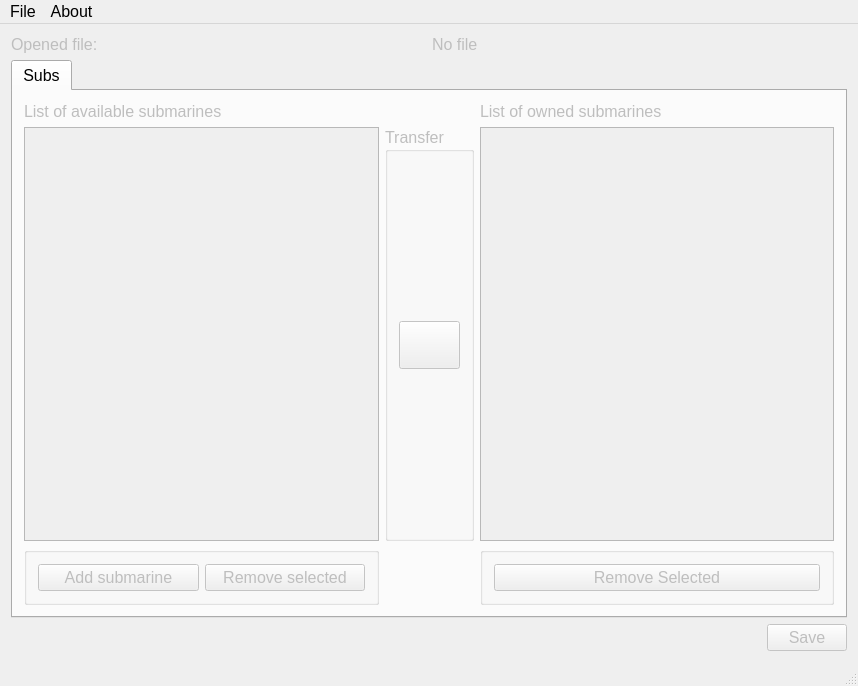
This is mainwindow.ui in StylishTriangles/BarotraumaSaveEditor as Qt 5 draws it before an edit. The edited form follows.
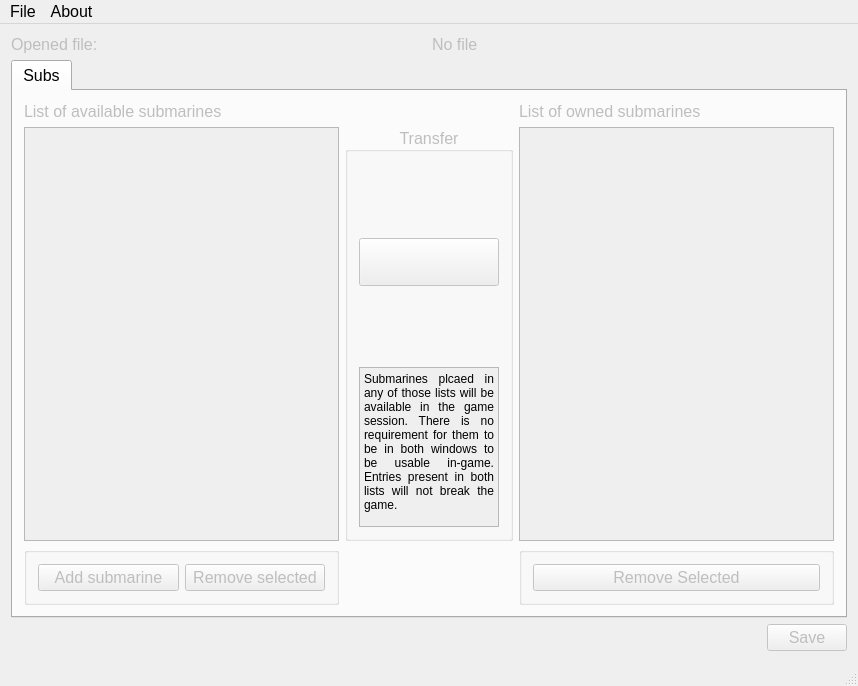
This is the edited form. Icons and pictures are not drawn. Custom widgets are drawn as their Qt base class.

Patch:
```diff
--- a/mainwindow.ui
+++ b/mainwindow.ui
@@ -162,6 +162,9 @@
              <property name="title">
               <string>Transfer</string>
              </property>
+             <property name="alignment">
+              <set>Qt::AlignCenter</set>
+             </property>
              <layout class="QVBoxLayout" name="verticalLayout_3">
               <item>
                <spacer name="verticalSpacer">
@@ -178,9 +181,6 @@
               </item>
               <item>
                <widget class="QPushButton" name="transferSubsButton">
-                <property name="enabled">
-                 <bool>false</bool>
-                </property>
                 <property name="sizePolicy">
                  <sizepolicy hsizetype="Minimum" vsizetype="Minimum">
                   <horstretch>0</horstretch>
@@ -224,6 +224,167 @@
                 </property>
                </spacer>
               </item>
+              <item>
+               <widget class="QTextBrowser" name="textBrowser">
+                <property name="enabled">
+                 <bool>false</bool>
+                </property>
+                <property name="sizePolicy">
+                 <sizepolicy hsizetype="Ignored" vsizetype="Minimum">
+                  <horstretch>0</horstretch>
+                  <verstretch>0</verstretch>
+                 </sizepolicy>
+                </property>
+                <property name="minimumSize">
+                 <size>
+                  <width>140</width>
+                  <height>0</height>
+                 </size>
+                </property>
+                <property name="maximumSize">
+                 <size>
+                  <width>16777215</width>
+                  <height>160</height>
+                 </size>
+                </property>
+                <property name="palette">
+                 <palette>
+                  <active>
+                   <colorrole role="WindowText">
+                    <brush brushstyle="SolidPattern">
+                     <color alpha="255">
+                      <red>0</red>
+                      <green>0</green>
+                      <blue>0</blue>
+                     </color>
+                    </brush>
+                   </colorrole>
+                   <colorrole role="Midlight">
+                    <brush brushstyle="SolidPattern">
+                     <color alpha="255">
+                      <red>227</red>
+                      <green>227</green>
+                      <blue>227</blue>
+                     </color>
+                    </brush>
+                   </colorrole>
+                   <colorrole role="Text">
+                    <brush brushstyle="SolidPattern">
+                     <color alpha="255">
+                      <red>0</red>
+                      <green>0</green>
+                      <blue>0</blue>
+                     </color>
+                    </brush>
+                   </colorrole>
+                   <colorrole role="PlaceholderText">
+                    <brush brushstyle="SolidPattern">
+                     <color alpha="128">
+                      <red>0</red>
+                      <green>0</green>
+                      <blue>0</blue>
+                     </color>
+                    </brush>
+                   </colorrole>
+                  </active>
+                  <inactive>
+                   <colorrole role="WindowText">
+                    <brush brushstyle="SolidPattern">
+                     <color alpha="255">
+                      <red>0</red>
+                      <green>0</green>
+                      <blue>0</blue>
+                     </color>
+                    </brush>
+                   </colorrole>
+                   <colorrole role="Midlight">
+                    <brush brushstyle="SolidPattern">
+                     <color alpha="255">
+                      <red>227</red>
+                      <green>227</green>
+                      <blue>227</blue>
+                     </color>
+                    </brush>
+                   </colorrole>
+                   <colorrole role="Text">
+                    <brush brushstyle="SolidPattern">
+                     <color alpha="255">
+                      <red>0</red>
+                      <green>0</green>
+                      <blue>0</blue>
+                     </color>
+                    </brush>
+                   </colorrole>
+                   <colorrole role="PlaceholderText">
+                    <brush brushstyle="SolidPattern">
+                     <color alpha="128">
+                      <red>0</red>
+                      <green>0</green>
+                      <blue>0</blue>
+                     </color>
+                    </brush>
+                   </colorrole>
+                  </inactive>
+                  <disabled>
+                   <colorrole role="WindowText">
+                    <brush brushstyle="SolidPattern">
+                     <color alpha="255">
+                      <red>0</red>
+                      <green>0</green>
+                      <blue>0</blue>
+                     </color>
+                    </brush>
+                   </colorrole>
+                   <colorrole role="Midlight">
+                    <brush brushstyle="SolidPattern">
+                     <color alpha="255">
+                      <red>223</red>
+                      <green>223</green>
+                      <blue>223</blue>
+                     </color>
+                    </brush>
+                   </colorrole>
+                   <colorrole role="Text">
+                    <brush brushstyle="SolidPattern">
+                     <color alpha="255">
+                      <red>0</red>
+                      <green>0</green>
+                      <blue>0</blue>
+                     </color>
+                    </brush>
+                   </colorrole>
+                   <colorrole role="PlaceholderText">
+                    <brush brushstyle="SolidPattern">
+                     <color alpha="128">
+                      <red>0</red>
+                      <green>0</green>
+                      <blue>0</blue>
+                     </color>
+                    </brush>
+                   </colorrole>
+                  </disabled>
+                 </palette>
+                </property>
+                <property name="font">
+                 <font>
+                  <pointsize>10</pointsize>
+                 </font>
+                </property>
+                <property name="html">
+                 <string>&lt;!DOCTYPE HTML PUBLIC &quot;-//W3C//DTD HTML 4.0//EN&quot; &quot;http://www.w3.org/TR/REC-html40/strict.dtd&quot;&gt;
+&lt;html&gt;&lt;head&gt;&lt;meta name=&quot;qrichtext&quot; content=&quot;1&quot; /&gt;&lt;style type=&quot;text/css&quot;&gt;
+p, li { white-space: pre-wrap; }
+&lt;/style&gt;&lt;/head&gt;&lt;body style=&quot; font-family:'MS Shell Dlg 2'; font-size:10pt; font-weight:400; font-style:normal;&quot;&gt;
+&lt;p align=&quot;justify&quot; style=&quot; margin-top:0px; margin-bottom:0px; margin-left:0px; margin-right:0px; -qt-block-indent:0; text-indent:0px;&quot;&gt;&lt;span style=&quot; font-size:9pt;&quot;&gt;Submarines plcaed in any of those lists will be available in the game session. There is no requirement for them to be in both windows to be usable in-game. Entries present in both lists will not break the game.&lt;/span&gt;&lt;/p&gt;&lt;/body&gt;&lt;/html&gt;</string>
+                </property>
+                <property name="textInteractionFlags">
+                 <set>Qt::LinksAccessibleByKeyboard|Qt::LinksAccessibleByMouse</set>
+                </property>
+                <property name="placeholderText">
+                 <string/>
+                </property>
+               </widget>
+              </item>
              </layout>
             </widget>
            </item>
```
Left out of the diff: 7 changed lines with no effect on the pictures.
